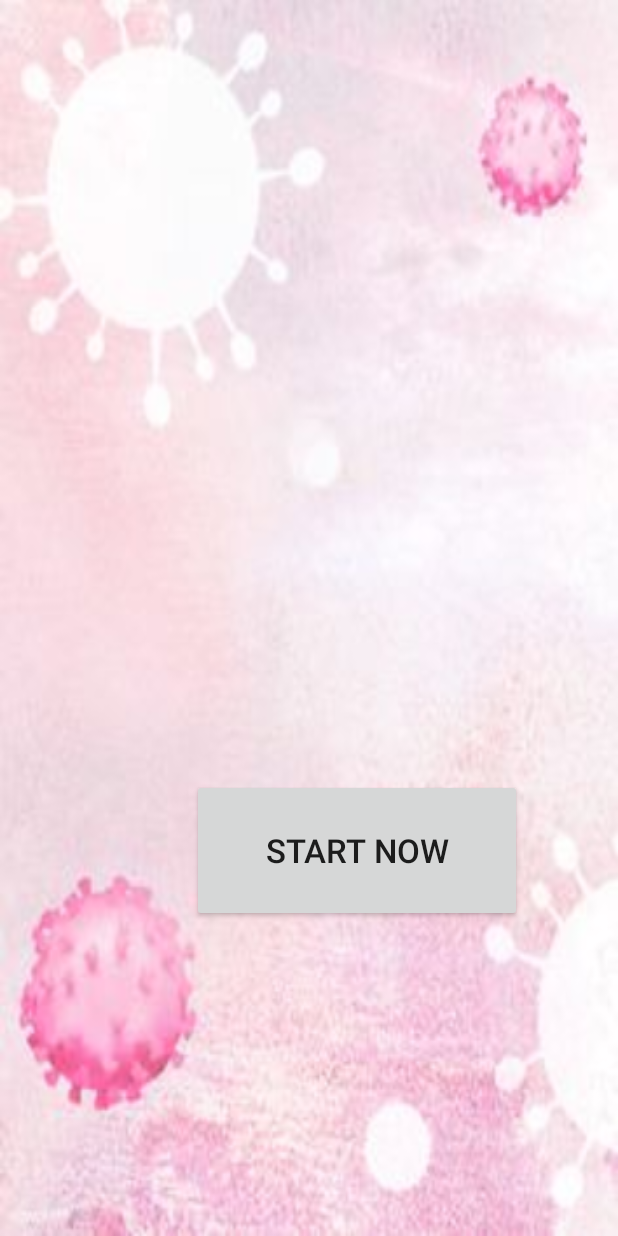
After one commit to ChaimaKhmiri/Covid19, an Android app: the layout accuiel.xml on its own in the app's theme, with its tools: preview values and no code run, on a phone screen of 412 x 824 dp. The commit adds this screen. Run offline under Robolectric (Android 15) with nearby library versions, the phone set to English and light mode, and no system bars.

Commit message:
Initial commit

```diff
--- /dev/null
+++ b/app/src/main/res/layout/accuiel.xml
@@ -0,0 +1,24 @@
+<?xml version="1.0" encoding="utf-8"?>
+     <RelativeLayout xmlns:android="http://schemas.android.com/apk/res/android"
+        xmlns:tools="http://schemas.android.com/tools"
+        android:layout_width="match_parent"
+        android:layout_height="match_parent"
+        android:background="@drawable/background"
+        tools:context=".MainActivity" >
+
+
+    <Button
+        android:id="@+id/button1"
+        android:layout_width="220dp"
+        android:layout_height="95dp"
+        android:layout_alignParentEnd="true"
+        android:layout_alignParentBottom="true"
+        android:layout_gravity="center"
+        android:layout_marginEnd="64dp"
+        android:layout_marginBottom="209dp"
+        android:textSize="22sp"
+        android:gravity="center"
+        android:text="Start now"/>
+
+
+</RelativeLayout>
```
Also changed, not shown: app/src/main/java/com/mdwg2/covid19/MainSondage.java (+29 -1 lines), app/src/main/res/layout/activity_sondage_main.xml (+12 -12 lines).
